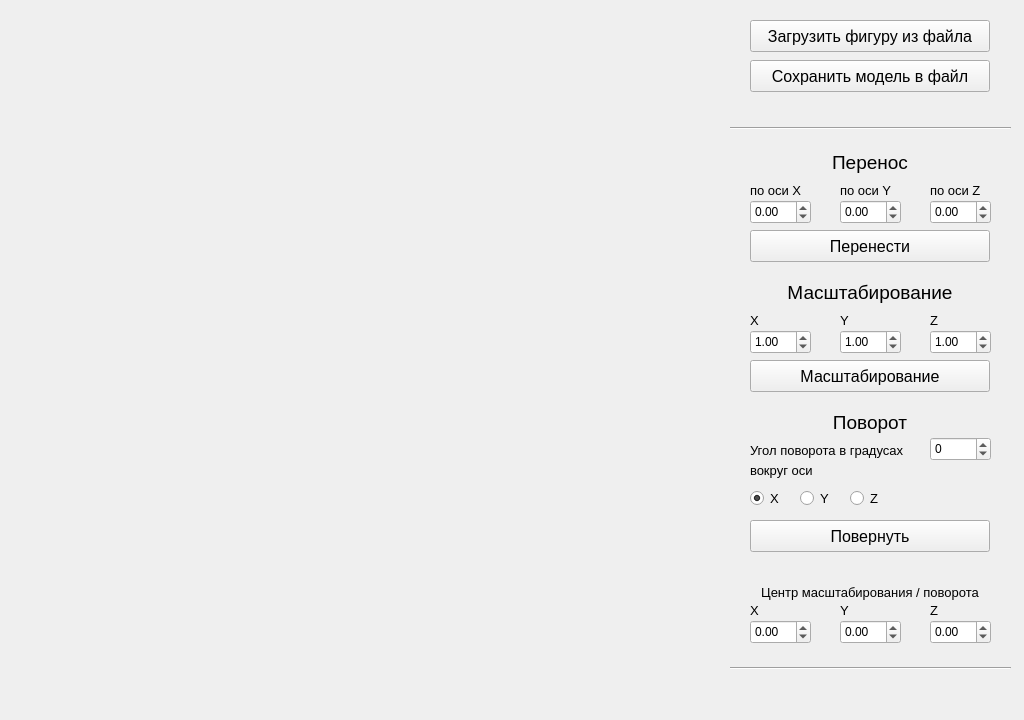
SGCube/IU7-Object-Oriented-Programming, file antsor/lab_01/window.ui: the form before one commit.
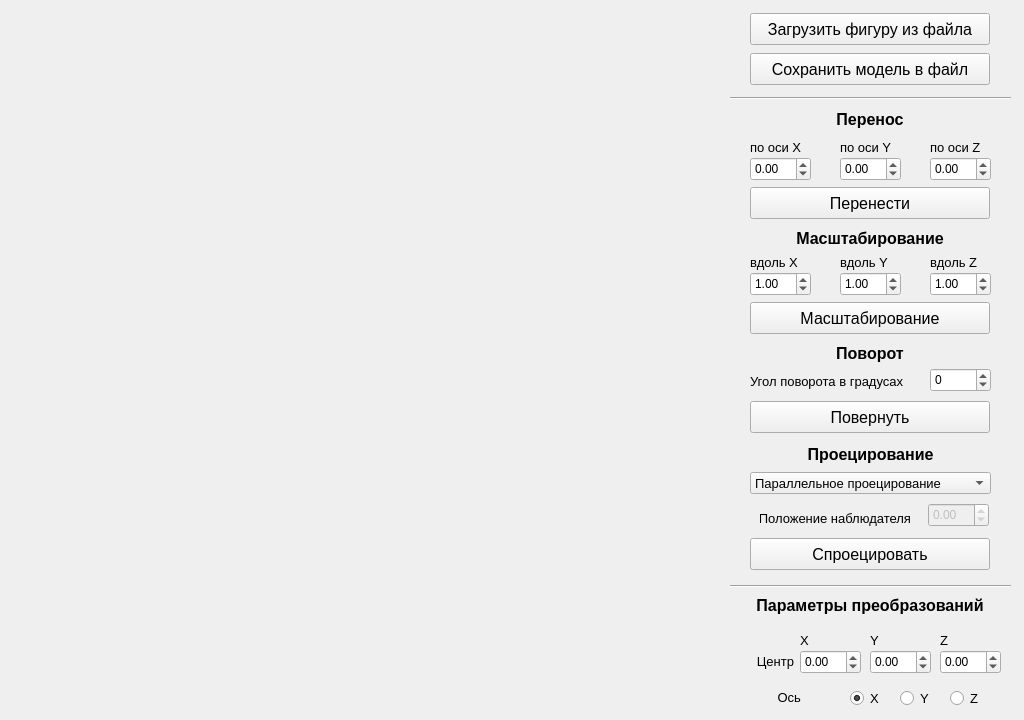
The form after the commit.

```diff
--- a/antsor/lab_01/window.ui
+++ b/antsor/lab_01/window.ui
@@ -18,17 +18,17 @@
     <property name="geometry">
      <rect>
       <x>750</x>
-      <y>150</y>
+      <y>107</y>
       <width>240</width>
       <height>24</height>
      </rect>
     </property>
     <property name="font">
      <font>
-      <pointsize>14</pointsize>
-      <weight>50</weight>
+      <pointsize>12</pointsize>
+      <weight>75</weight>
       <italic>false</italic>
-      <bold>false</bold>
+      <bold>true</bold>
      </font>
     </property>
     <property name="text">
@@ -42,7 +42,7 @@
     <property name="geometry">
      <rect>
       <x>750</x>
-      <y>20</y>
+      <y>13</y>
       <width>240</width>
       <height>32</height>
      </rect>
@@ -60,7 +60,7 @@
     <property name="geometry">
      <rect>
       <x>750</x>
-      <y>200</y>
+      <y>157</y>
       <width>61</width>
       <height>24</height>
      </rect>
@@ -76,7 +76,7 @@
     <property name="geometry">
      <rect>
       <x>840</x>
-      <y>200</y>
+      <y>157</y>
       <width>61</width>
       <height>24</height>
      </rect>
@@ -92,7 +92,7 @@
     <property name="geometry">
      <rect>
       <x>750</x>
-      <y>180</y>
+      <y>137</y>
       <width>61</width>
       <height>20</height>
      </rect>
@@ -110,7 +110,7 @@
     <property name="geometry">
      <rect>
       <x>840</x>
-      <y>180</y>
+      <y>137</y>
       <width>61</width>
       <height>20</height>
      </rect>
@@ -128,7 +128,7 @@
     <property name="geometry">
      <rect>
       <x>930</x>
-      <y>180</y>
+      <y>137</y>
       <width>61</width>
       <height>20</height>
      </rect>
@@ -146,7 +146,7 @@
     <property name="geometry">
      <rect>
       <x>930</x>
-      <y>200</y>
+      <y>157</y>
       <width>61</width>
       <height>24</height>
      </rect>
@@ -162,7 +162,7 @@
     <property name="geometry">
      <rect>
       <x>750</x>
-      <y>60</y>
+      <y>53</y>
       <width>240</width>
       <height>32</height>
      </rect>
@@ -180,7 +180,7 @@
     <property name="geometry">
      <rect>
       <x>750</x>
-      <y>230</y>
+      <y>187</y>
       <width>240</width>
       <height>32</height>
      </rect>
@@ -198,7 +198,7 @@
     <property name="geometry">
      <rect>
       <x>840</x>
-      <y>330</y>
+      <y>272</y>
       <width>61</width>
       <height>24</height>
      </rect>
@@ -217,7 +217,7 @@
     <property name="geometry">
      <rect>
       <x>930</x>
-      <y>330</y>
+      <y>272</y>
       <width>61</width>
       <height>24</height>
      </rect>
@@ -236,17 +236,17 @@
     <property name="geometry">
      <rect>
       <x>750</x>
-      <y>280</y>
+      <y>226</y>
       <width>240</width>
       <height>24</height>
      </rect>
     </property>
     <property name="font">
      <font>
-      <pointsize>14</pointsize>
-      <weight>50</weight>
+      <pointsize>12</pointsize>
+      <weight>75</weight>
       <italic>false</italic>
-      <bold>false</bold>
+      <bold>true</bold>
      </font>
     </property>
     <property name="text">
@@ -260,7 +260,7 @@
     <property name="geometry">
      <rect>
       <x>750</x>
-      <y>310</y>
+      <y>252</y>
       <width>61</width>
       <height>20</height>
      </rect>
@@ -271,14 +271,14 @@
      </font>
     </property>
     <property name="text">
-     <string>X</string>
+     <string>вдоль X</string>
     </property>
    </widget>
    <widget class="QLabel" name="label_12">
     <property name="geometry">
      <rect>
       <x>930</x>
-      <y>310</y>
+      <y>252</y>
       <width>61</width>
       <height>20</height>
      </rect>
@@ -289,14 +289,14 @@
      </font>
     </property>
     <property name="text">
-     <string>Z</string>
+     <string>вдоль Z</string>
     </property>
    </widget>
    <widget class="QPushButton" name="scaleButton">
     <property name="geometry">
      <rect>
       <x>750</x>
-      <y>360</y>
+      <y>302</y>
       <width>240</width>
       <height>32</height>
      </rect>
@@ -314,7 +314,7 @@
     <property name="geometry">
      <rect>
       <x>840</x>
-      <y>310</y>
+      <y>252</y>
       <width>61</width>
       <height>20</height>
      </rect>
@@ -325,14 +325,14 @@
      </font>
     </property>
     <property name="text">
-     <string>Y</string>
+     <string>вдоль Y</string>
     </property>
    </widget>
    <widget class="QDoubleSpinBox" name="kxSpinbox">
     <property name="geometry">
      <rect>
       <x>750</x>
-      <y>330</y>
+      <y>272</y>
       <width>61</width>
       <height>24</height>
      </rect>
@@ -351,7 +351,7 @@
     <property name="geometry">
      <rect>
       <x>750</x>
-      <y>440</y>
+      <y>371</y>
       <width>171</width>
       <height>20</height>
      </rect>
@@ -369,7 +369,7 @@
     <property name="geometry">
      <rect>
       <x>930</x>
-      <y>437</y>
+      <y>368</y>
       <width>61</width>
       <height>24</height>
      </rect>
@@ -385,17 +385,17 @@
     <property name="geometry">
      <rect>
       <x>750</x>
-      <y>410</y>
+      <y>341</y>
       <width>240</width>
       <height>24</height>
      </rect>
     </property>
     <property name="font">
      <font>
-      <pointsize>14</pointsize>
-      <weight>50</weight>
+      <pointsize>12</pointsize>
+      <weight>75</weight>
       <italic>false</italic>
-      <bold>false</bold>
+      <bold>true</bold>
      </font>
     </property>
     <property name="text">
@@ -409,7 +409,7 @@
     <property name="geometry">
      <rect>
       <x>750</x>
-      <y>520</y>
+      <y>401</y>
       <width>240</width>
       <height>32</height>
      </rect>
@@ -427,20 +427,7 @@
     <property name="geometry">
      <rect>
       <x>730</x>
-      <y>120</y>
-      <width>281</width>
-      <height>16</height>
-     </rect>
-    </property>
-    <property name="orientation">
-     <enum>Qt::Horizontal</enum>
-    </property>
-   </widget>
-   <widget class="Line" name="line_2">
-    <property name="geometry">
-     <rect>
-      <x>730</x>
-      <y>660</y>
+      <y>90</y>
       <width>281</width>
       <height>16</height>
      </rect>
@@ -452,8 +439,8 @@
    <widget class="QRadioButton" name="axisXRadio">
     <property name="geometry">
      <rect>
-      <x>750</x>
-      <y>490</y>
+      <x>850</x>
+      <y>690</y>
       <width>41</width>
       <height>17</height>
      </rect>
@@ -473,9 +460,9 @@
    <widget class="QLabel" name="label_16">
     <property name="geometry">
      <rect>
-      <x>750</x>
-      <y>460</y>
-      <width>71</width>
+      <x>770</x>
+      <y>687</y>
+      <width>31</width>
       <height>20</height>
      </rect>
     </property>
@@ -485,14 +472,17 @@
      </font>
     </property>
     <property name="text">
-     <string>вокруг оси</string>
+     <string>Ось</string>
+    </property>
+    <property name="alignment">
+     <set>Qt::AlignRight|Qt::AlignTrailing|Qt::AlignVCenter</set>
     </property>
    </widget>
    <widget class="QRadioButton" name="axisYRadio">
     <property name="geometry">
      <rect>
-      <x>800</x>
-      <y>490</y>
+      <x>900</x>
+      <y>690</y>
       <width>41</width>
       <height>17</height>
      </rect>
@@ -509,8 +499,8 @@
    <widget class="QRadioButton" name="axisZRadio">
     <property name="geometry">
      <rect>
-      <x>850</x>
-      <y>490</y>
+      <x>950</x>
+      <y>690</y>
       <width>41</width>
       <height>17</height>
      </rect>
@@ -527,8 +517,8 @@
    <widget class="QLabel" name="label_17">
     <property name="geometry">
      <rect>
-      <x>750</x>
-      <y>600</y>
+      <x>800</x>
+      <y>630</y>
       <width>61</width>
       <height>20</height>
      </rect>
@@ -545,8 +535,8 @@
    <widget class="QDoubleSpinBox" name="cxSpinbox">
     <property name="geometry">
      <rect>
-      <x>750</x>
-      <y>620</y>
+      <x>800</x>
+      <y>650</y>
       <width>61</width>
       <height>24</height>
      </rect>
@@ -561,8 +551,8 @@
    <widget class="QDoubleSpinBox" name="czSpinbox">
     <property name="geometry">
      <rect>
-      <x>930</x>
-      <y>620</y>
+      <x>940</x>
+      <y>650</y>
       <width>61</width>
       <height>24</height>
      </rect>
@@ -577,8 +567,8 @@
    <widget class="QDoubleSpinBox" name="cySpinbox">
     <property name="geometry">
      <rect>
-      <x>840</x>
-      <y>620</y>
+      <x>870</x>
+      <y>650</y>
       <width>61</width>
       <height>24</height>
      </rect>
@@ -594,21 +584,21 @@
     <property name="geometry">
      <rect>
       <x>750</x>
-      <y>580</y>
+      <y>590</y>
       <width>240</width>
-      <height>24</height>
+      <height>31</height>
      </rect>
     </property>
     <property name="font">
      <font>
-      <pointsize>10</pointsize>
-      <weight>50</weight>
+      <pointsize>12</pointsize>
+      <weight>75</weight>
       <italic>false</italic>
-      <bold>false</bold>
+      <bold>true</bold>
      </font>
     </property>
     <property name="text">
-     <string>Центр масштабирования / поворота</string>
+     <string>Параметры преобразований</string>
     </property>
     <property name="alignment">
      <set>Qt::AlignCenter</set>
@@ -617,8 +607,8 @@
    <widget class="QLabel" name="label_18">
     <property name="geometry">
      <rect>
-      <x>930</x>
-      <y>600</y>
+      <x>940</x>
+      <y>630</y>
       <width>61</width>
       <height>20</height>
      </rect>
@@ -635,8 +625,8 @@
    <widget class="QLabel" name="label_19">
     <property name="geometry">
      <rect>
-      <x>840</x>
-      <y>600</y>
+      <x>870</x>
+      <y>630</y>
       <width>61</width>
       <height>20</height>
      </rect>
@@ -650,6 +640,150 @@
      <string>Y</string>
     </property>
    </widget>
+   <widget class="QLabel" name="label_20">
+    <property name="geometry">
+     <rect>
+      <x>740</x>
+      <y>442</y>
+      <width>261</width>
+      <height>24</height>
+     </rect>
+    </property>
+    <property name="font">
+     <font>
+      <pointsize>12</pointsize>
+      <weight>75</weight>
+      <italic>false</italic>
+      <bold>true</bold>
+     </font>
+    </property>
+    <property name="text">
+     <string>Проецирование</string>
+    </property>
+    <property name="alignment">
+     <set>Qt::AlignCenter</set>
+    </property>
+   </widget>
+   <widget class="QPushButton" name="projectButton">
+    <property name="geometry">
+     <rect>
+      <x>750</x>
+      <y>538</y>
+      <width>240</width>
+      <height>32</height>
+     </rect>
+    </property>
+    <property name="font">
+     <font>
+      <pointsize>12</pointsize>
+     </font>
+    </property>
+    <property name="text">
+     <string>Спроецировать</string>
+    </property>
+   </widget>
+   <widget class="Line" name="line_3">
+    <property name="geometry">
+     <rect>
+      <x>730</x>
+      <y>578</y>
+      <width>281</width>
+      <height>16</height>
+     </rect>
+    </property>
+    <property name="orientation">
+     <enum>Qt::Horizontal</enum>
+    </property>
+   </widget>
+   <widget class="QComboBox" name="projectBox">
+    <property name="geometry">
+     <rect>
+      <x>750</x>
+      <y>472</y>
+      <width>241</width>
+      <height>22</height>
+     </rect>
+    </property>
+    <property name="font">
+     <font>
+      <pointsize>10</pointsize>
+     </font>
+    </property>
+    <item>
+     <property name="text">
+      <string>Параллельное проецирование</string>
+     </property>
+    </item>
+    <item>
+     <property name="text">
+      <string>Центральное проецирование</string>
+     </property>
+    </item>
+   </widget>
+   <widget class="QLabel" name="label_7">
+    <property name="geometry">
+     <rect>
+      <x>760</x>
+      <y>508</y>
+      <width>151</width>
+      <height>20</height>
+     </rect>
+    </property>
+    <property name="font">
+     <font>
+      <pointsize>10</pointsize>
+     </font>
+    </property>
+    <property name="text">
+     <string>Положение наблюдателя</string>
+    </property>
+    <property name="alignment">
+     <set>Qt::AlignRight|Qt::AlignTrailing|Qt::AlignVCenter</set>
+    </property>
+   </widget>
+   <widget class="QDoubleSpinBox" name="dSpinbox">
+    <property name="enabled">
+     <bool>false</bool>
+    </property>
+    <property name="geometry">
+     <rect>
+      <x>928</x>
+      <y>503</y>
+      <width>61</width>
+      <height>24</height>
+     </rect>
+    </property>
+    <property name="minimum">
+     <double>-99999.000000000000000</double>
+    </property>
+    <property name="maximum">
+     <double>99999.000000000000000</double>
+    </property>
+    <property name="value">
+     <double>0.000000000000000</double>
+    </property>
+   </widget>
+   <widget class="QLabel" name="label_8">
+    <property name="geometry">
+     <rect>
+      <x>753</x>
+      <y>651</y>
+      <width>41</width>
+      <height>20</height>
+     </rect>
+    </property>
+    <property name="font">
+     <font>
+      <pointsize>10</pointsize>
+     </font>
+    </property>
+    <property name="text">
+     <string>Центр</string>
+    </property>
+    <property name="alignment">
+     <set>Qt::AlignRight|Qt::AlignTrailing|Qt::AlignVCenter</set>
+    </property>
+   </widget>
   </widget>
  </widget>
  <layoutdefault spacing="6" margin="11"/>
```
